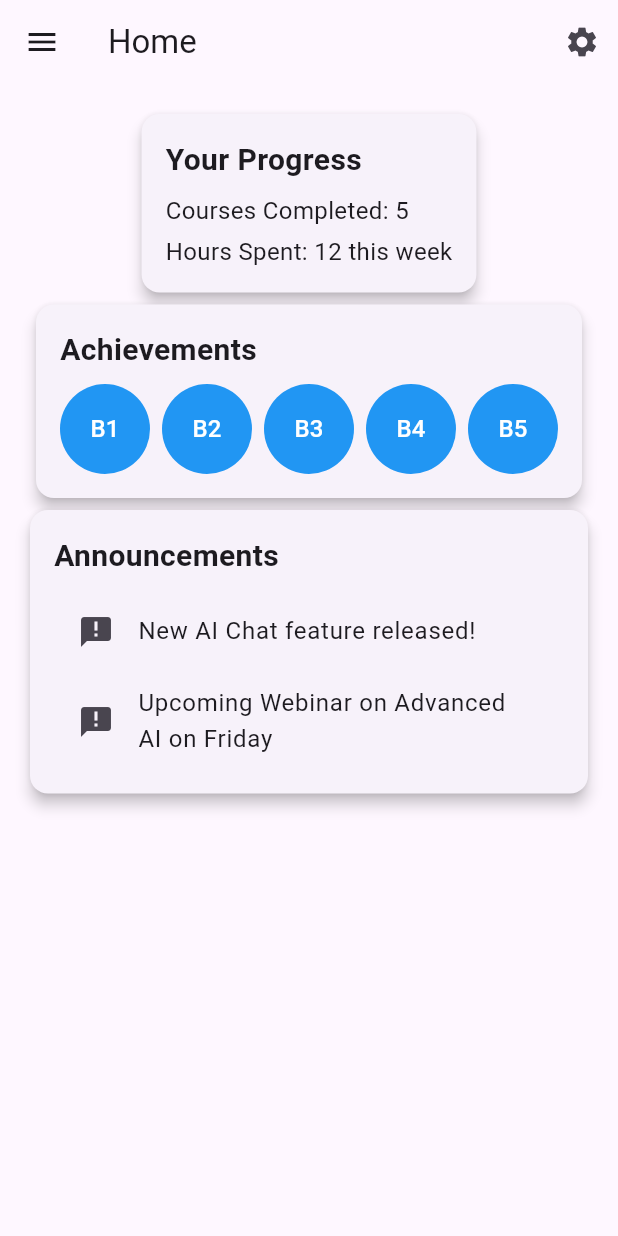
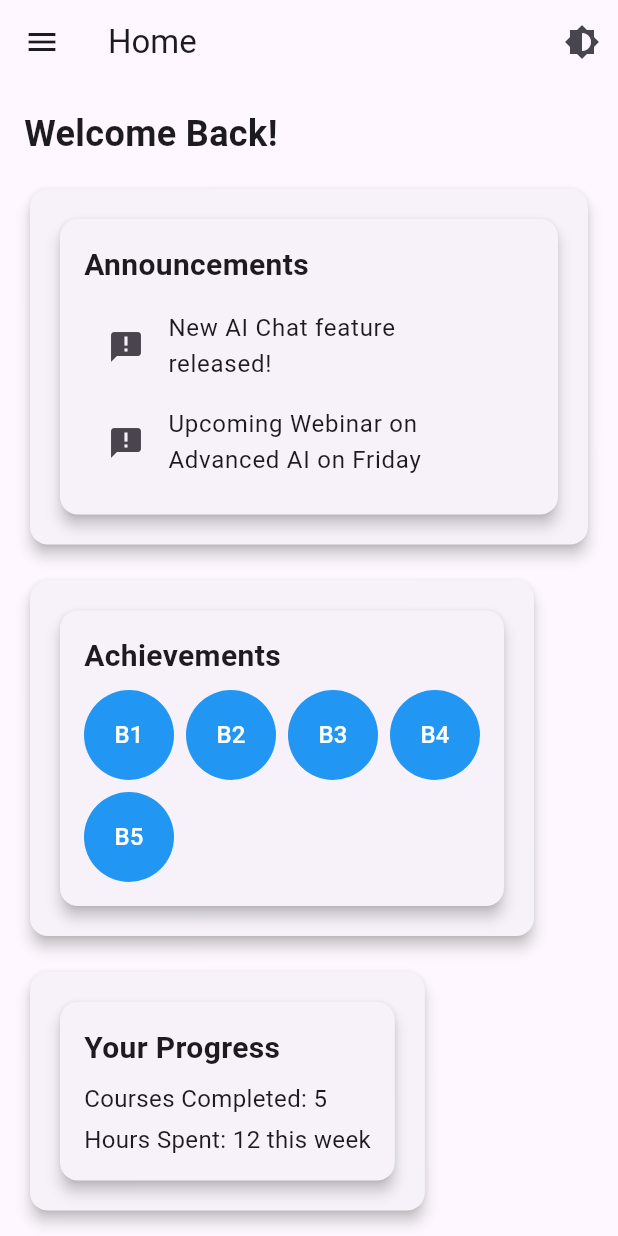
Before and after one commit to Zolender/Edifun, a Flutter app: the HomePage screen opened directly, on a phone screen of 412 x 824 dp. Run offline on Flutter 3.47's test engine with Material 3 defaults, Android fonts, the phone set to English and light mode, and no system bars; our stand-ins replace cloud_firestore, firebase_auth, firebase_core; accounts and stored records are empty.

Commit message:
modifying the home ui, adding new pages download and feature for now...

```diff
--- a/lib/pages/home.dart
+++ b/lib/pages/home.dart
@@ -3,8 +3,14 @@ import 'badges_widget.dart';
 import 'progress_summary_widget.dart';
 import 'announcements_widget.dart';
 import 'profile_page.dart';
+import 'downloads_page.dart';
+import 'feature_page.dart'; // Replace with the specific feature you want
+import 'package:firebase_auth/firebase_auth.dart';
 
+/// HomePage widget representing the main screen of the app.
+/// Includes an AppBar, Sidebar (Drawer), and main content sections (Announcements, Badges, Progress Summary).
 class HomePage extends StatelessWidget {
+  /// Callback function for toggling the theme (light/dark mode).
   final VoidCallback toggleTheme;
 
   const HomePage({super.key, required this.toggleTheme});
@@ -12,38 +18,78 @@ class HomePage extends StatelessWidget {
   @override
   Widget build(BuildContext context) {
     return Scaffold(
+      // AppBar with title and theme toggle button.
       appBar: AppBar(
         title: const Text('Home'),
         actions: [
+          // Theme toggle icon in the top-right corner.
           IconButton(
-            icon: const Icon(Icons.settings),
+            icon: const Icon(Icons.brightness_6),
             onPressed: toggleTheme,
           ),
         ],
       ),
+      // Sidebar (Drawer) with user info and navigation options.
       drawer: _buildSidebar(context),
+      // Main body content with scrollable layout for Announcements, Badges, and Progress Summary.
       body: SingleChildScrollView(
         padding: const EdgeInsets.all(16),
         child: Column(
-          children: const [
-            ProgressSummaryWidget(),
-            BadgesWidget(),
-            AnnouncementsWidget(),
+          crossAxisAlignment: CrossAxisAlignment.start,
+          children: [
+            const Text(
+              'Welcome Back!',
+              style: TextStyle(fontSize: 24, fontWeight: FontWeight.bold),
+            ),
+            const SizedBox(height: 16),
+            // Announcements section.
+            Card(
+              shape: RoundedRectangleBorder(borderRadius: BorderRadius.circular(12)),
+              elevation: 4,
+              child: const Padding(
+                padding: EdgeInsets.all(16.0),
+                child: AnnouncementsWidget(),
+              ),
+            ),
+            const SizedBox(height: 16),
+            // Badges section with animations for user achievements.
+            Card(
+              shape: RoundedRectangleBorder(borderRadius: BorderRadius.circular(12)),
+              elevation: 4,
+              child: const Padding(
+                padding: EdgeInsets.all(16.0),
+                child: BadgesWidget(),
+              ),
+            ),
+            const SizedBox(height: 16),
+            // Progress Summary section showing progress bars or graphs.
+            Card(
+              shape: RoundedRectangleBorder(borderRadius: BorderRadius.circular(12)),
+              elevation: 4,
+              child: const Padding(
+                padding: EdgeInsets.all(16.0),
+                child: ProgressSummaryWidget(),
+              ),
+            ),
           ],
         ),
       ),
     );
   }
 
+  /// Sidebar (Drawer) with user info, navigation options, and a logout button.
   Widget _buildSidebar(BuildContext context) {
     return Drawer(
-      child: Column(
+      child: ListView(
+        padding: EdgeInsets.zero,
         children: [
+          // User info section styled like Telegram.
           UserAccountsDrawerHeader(
             accountName: const Text('John Doe'),
             accountEmail: const Text('johndoe@example.com'),
             currentAccountPicture: GestureDetector(
               onTap: () {
+                // Navigate to Profile Page when tapping the profile picture.
                 Navigator.push(
                   context,
                   MaterialPageRoute(builder: (context) => const ProfilePage()),
@@ -54,10 +100,49 @@ class HomePage extends StatelessWidget {
               ),
             ),
           ),
+          // Navigation options for Profile.
           ListTile(
-            leading: const Icon(Icons.logout),
-            title: const Text('Logout'),
-            onTap: () => Navigator.pushReplacementNamed(context, '/login'),
+            leading: const Icon(Icons.person),
+            title: const Text('Profile'),
+            onTap: () {
+              Navigator.push(
+                context,
+                MaterialPageRoute(builder: (context) => const ProfilePage()),
+              );
+            },
+          ),
+          // Navigation to the new feature page.
+          ListTile(
+            leading: const Icon(Icons.star),
+            title: const Text('Feature Page'),
+            onTap: () {
+              Navigator.push(
+                context,
+                MaterialPageRoute(builder: (context) => const FeaturePage()),
+              );
+            },
+          ),
+          // Navigation to Downloads/Offline Mode.
+          ListTile(
+            leading: const Icon(Icons.download),
+            title: const Text('Downloads'),
+            onTap: () {
+              Navigator.push(
+                context,
+                MaterialPageRoute(builder: (context) => const DownloadsPage()),
+              );
+            },
+          ),
+          // Logout button at the bottom-left in red.
+          ListTile(
+            leading: const Icon(Icons.logout, color: Colors.red),
+            title: const Text('Logout', style: TextStyle(color: Colors.red)),
+            onTap: () async {
+              // Firebase logout logic.
+              await FirebaseAuth.instance.signOut();
+              // Navigate back to the login page after logout.
+              Navigator.pushReplacementNamed(context, '/login');
+            },
           ),
         ],
       ),
```
Also changed, not shown: lib/pages/downloads_page.dart (added, +39 -0 lines), lib/pages/feature_page.dart (added, +34 -0 lines).
